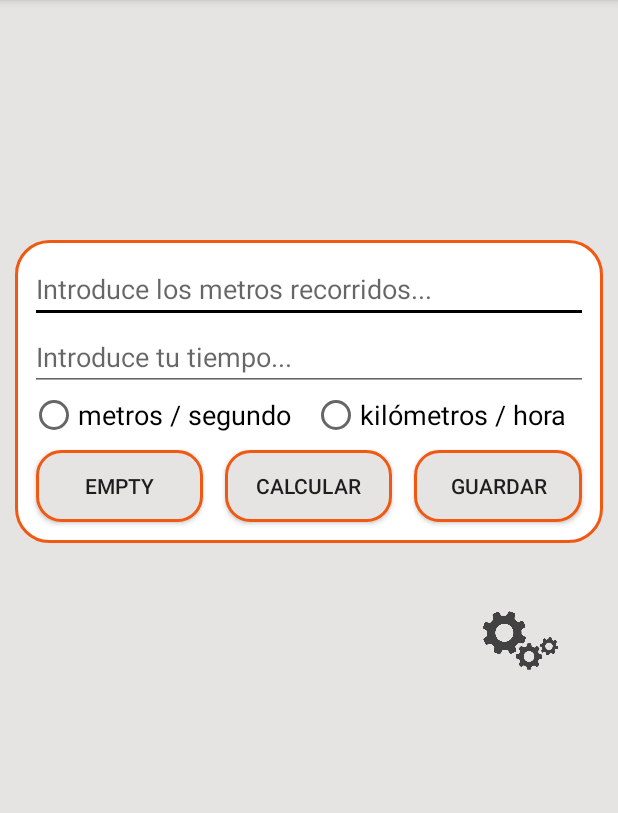
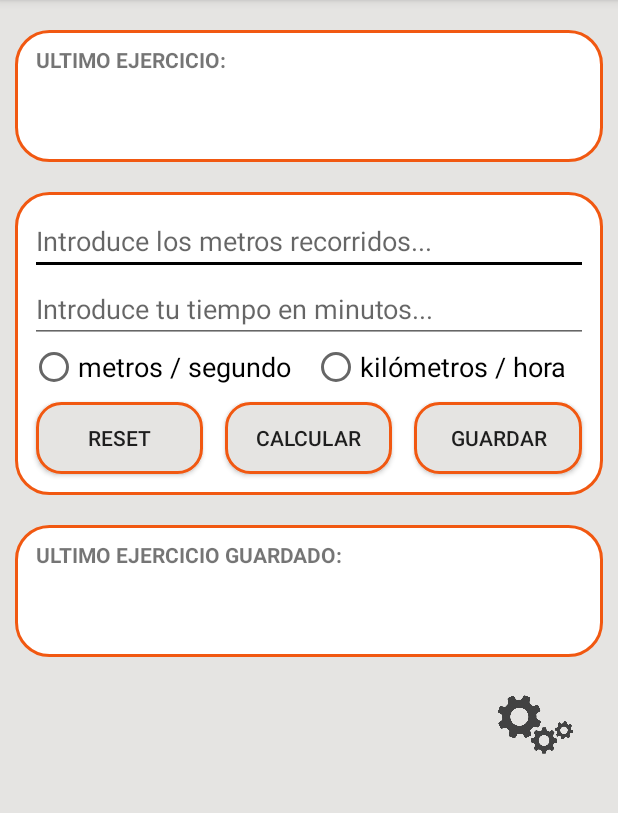
Before and after one commit to dam1718on/ByeKiloh, an Android app: the screen it shows after launch (MainActivity), on a phone screen of 412 x 824 dp, the part 84-897 px from its top. Run offline under Robolectric (Android 15) with nearby library versions, the phone set to English and light mode, and no system bars.

Commit message:
6Kommit. Mejora gráfica e implementacion botón reset con listener.

```diff
--- a/app/src/main/java/com/example/byekiloh/MainActivity.java
+++ b/app/src/main/java/com/example/byekiloh/MainActivity.java
@@ -11,6 +11,7 @@ import android.view.View;
 import android.widget.Button;
 import android.widget.EditText;
 import android.widget.RadioButton;
+import android.widget.RadioGroup;
 import android.widget.TextView;
 import android.widget.Toast;
 
@@ -18,10 +19,11 @@ public class MainActivity extends AppCompatActivity {
 
     private TextView tvEjercicio, tvEjercicioGuardado;
     private EditText etTiempo, etDistancia;
+    private RadioGroup radGroup;
     private RadioButton radMS, radKMH;
     //no se usa boolean porque necesito 3 estados (no checked)
     private int velocidad=0;
-    private Button btnGuardar;
+    private Button btnReset, btnGuardar;
 
     @Override
     protected void onCreate(Bundle savedInstanceState) {
@@ -32,9 +34,29 @@ public class MainActivity extends AppCompatActivity {
         tvEjercicioGuardado=findViewById(R.id.tvEjercicioGuardado);
         etTiempo=findViewById(R.id.etTiempo);
         etDistancia=findViewById(R.id.etDistancia);
+
+        radGroup=findViewById(R.id.radGroup);
         radMS=findViewById(R.id.radMS);
         radKMH=findViewById(R.id.radKMH);
+
+        btnReset=findViewById(R.id.btnReset);
         btnGuardar=findViewById(R.id.btnGuardar);
+
+        btnReset.setOnClickListener(new View.OnClickListener() {
+            @Override
+            public void onClick(View v) {
+
+                etDistancia.setText("");
+                etTiempo.setText("");
+
+                radGroup.clearCheck();
+                radGroup.setOnCheckedChangeListener(null);
+
+                tvEjercicio.setText("");
+                tvEjercicioGuardado.setText("");
+
+            }
+        });
 
         btnGuardar.setOnClickListener(new View.OnClickListener() {
             @Override
@@ -60,17 +82,20 @@ public class MainActivity extends AppCompatActivity {
                     tvEjercicioGuardado.setText("Has recorrido "+ejercicio.getDistancia()+" metros en "+ejercicio.getTiempo()+
                             " minutos haciendo una velocidad"+" media de "+String.format("%.2f", kmh)+" km/h");
                 }
+
                 mensaje(kmh);
+
             }
         });
+
     }
 
-
-    //Metodo asociado a boton con su mismo nombre para calcular los datos y visualizarlos
+    //Método asociado a boton con su mismo nombre para calcular los datos y visualizarlos
     public void calcular(View view){
 
         int distancia = Integer.parseInt(etDistancia.getText().toString());
         int tiempo = Integer.parseInt(etTiempo.getText().toString());
+
         float ms = (float) distancia/(tiempo*60);
         float kmh = ms*36/10;
 
@@ -84,7 +109,9 @@ public class MainActivity extends AppCompatActivity {
             tvEjercicio.setText("Has recorrido "+distancia+" metros en "+tiempo+" minutos haciendo una velocidad" +
                     " media de "+String.format("%.2f", kmh)+" km/h");
         }
+
         mensaje(kmh);
+
     }
 
     //Sin implementar aun
@@ -94,9 +121,10 @@ public class MainActivity extends AppCompatActivity {
                 "Settings!!!", Toast.LENGTH_SHORT);
         toast.setGravity(Gravity.BOTTOM|Gravity.CENTER, 0, 14);
         toast.show();
+
     }
 
-    //Método para visualizar mensajes segun velocidad
+    //Método para visualizar mensajes según velocidad
     public void mensaje(Float kmh){
 
         if (kmh == 0){
@@ -120,9 +148,10 @@ public class MainActivity extends AppCompatActivity {
             toast3.setGravity(Gravity.BOTTOM | Gravity.CENTER, 0, 14);
             toast3.show();
         }
+
     }
 
-    //Método del RadioGrouponClick
+    //Método del RadioGroupOnClick
     public void onRadioButtonClicked(View view) {
 
         boolean checked = ((RadioButton) view).isChecked();
@@ -137,6 +166,7 @@ public class MainActivity extends AppCompatActivity {
                 velocidad=2;
                 break;
         }
+
     }
 
 }
--- a/app/src/main/res/layout/activity_main.xml
+++ b/app/src/main/res/layout/activity_main.xml
@@ -9,24 +9,42 @@
     tools:context=".MainActivity"
     android:background="@color/platino">
 
-    <TextView
-        android:id="@+id/tvEjercicio"
-        android:layout_width="wrap_content"
-        android:layout_height="100dp"
-        android:layout_gravity="right"
-        android:layout_marginTop="50dp"
-        android:layout_marginLeft="22dp"
-        android:layout_marginRight="22dp"
-        android:textColor="@color/naranja"
-        android:textSize="17.5dp"
-        android:textAlignment="textEnd"
-        tools:ignore="RtlCompat"/>
+    <LinearLayout
+        android:layout_width="match_parent"
+        android:layout_height="88dp"
+        android:orientation="vertical"
+        android:layout_marginTop="20dp"
+        android:layout_marginLeft="10dp"
+        android:layout_marginRight="10dp"
+        android:background="@drawable/rounded_box_linear">
+
+        <TextView
+            android:layout_width="wrap_content"
+            android:layout_height="wrap_content"
+            android:layout_marginTop="10dp"
+            android:layout_marginLeft="14dp"
+            android:textStyle="bold"
+            android:text="ULTIMO EJERCICIO:"/>
+
+        <TextView
+            android:id="@+id/tvEjercicio"
+            android:layout_width="wrap_content"
+            android:layout_height="wrap_content"
+            android:layout_marginTop="4dp"
+            android:layout_marginLeft="14dp"
+            android:layout_marginRight="14dp"
+            android:layout_marginBottom="14dp"
+            android:textColor="@color/naranja"
+            android:textSize="17.5dp"
+            android:textAlignment="center"/>
+
+    </LinearLayout>
 
     <LinearLayout
         android:layout_width="match_parent"
         android:layout_height="wrap_content"
         android:orientation="vertical"
-        android:layout_marginTop="10dp"
+        android:layout_marginTop="20dp"
         android:layout_marginLeft="10dp"
         android:layout_marginRight="10dp"
         android:background="@drawable/rounded_box_linear">
@@ -49,9 +67,10 @@
             android:layout_marginLeft="10dp"
             android:layout_marginRight="10dp"
             android:textColor="@color/naranja"
-            android:hint="Introduce tu tiempo..."/>
+            android:hint="Introduce tu tiempo en minutos..."/>
 
         <RadioGroup
+            android:id="@+id/radGroup"
             xmlns:android="http://schemas.android.com/apk/res/android"
             android:layout_width="match_parent"
             android:layout_height="match_parent"
@@ -86,7 +105,7 @@
             android:orientation="horizontal">
 
             <Button
-                android:id="@+id/btnVer"
+                android:id="@+id/btnReset"
                 android:layout_width="wrap_content"
                 android:layout_height="wrap_content"
                 android:layout_weight="1"
@@ -95,7 +114,7 @@
                 android:layout_marginLeft="14dp"
                 android:layout_marginRight="7dp"
                 android:background="@drawable/rounded_box_button"
-                android:text="empty"/>
+                android:text="RESET"/>
 
             <Button
                 android:id="@+id/btnCalcular"
@@ -126,27 +145,45 @@
 
     </LinearLayout>
 
+    <LinearLayout
+        android:layout_width="match_parent"
+        android:layout_height="88dp"
+        android:orientation="vertical"
+        android:layout_marginTop="20dp"
+        android:layout_marginLeft="10dp"
+        android:layout_marginRight="10dp"
+        android:background="@drawable/rounded_box_linear">
+
+        <TextView
+            android:layout_width="wrap_content"
+            android:layout_height="wrap_content"
+            android:layout_marginTop="10dp"
+            android:layout_marginLeft="14dp"
+            android:textStyle="bold"
+            android:text="ULTIMO EJERCICIO GUARDADO:"/>
+
+        <TextView
+            android:id="@+id/tvEjercicioGuardado"
+            android:layout_width="wrap_content"
+            android:layout_height="wrap_content"
+            android:layout_marginTop="4dp"
+            android:layout_marginLeft="14dp"
+            android:layout_marginRight="14dp"
+            android:layout_marginBottom="14dp"
+            android:textColor="@color/naranja"
+            android:textSize="17.5dp"
+            android:textAlignment="center"/>
+
+    </LinearLayout>
+
     <ImageView
         android:id="@+id/imgEngranaje"
         android:layout_width="50dp"
         android:layout_height="50dp"
-        android:layout_marginTop="40dp"
-        android:layout_marginRight="40dp"
+        android:layout_marginTop="20dp"
+        android:layout_marginRight="30dp"
         android:layout_gravity="end"
         android:background="@drawable/engranajes"
         android:onClick="settings"/>
 
-    <TextView
-        android:id="@+id/tvEjercicioGuardado"
-        android:layout_width="wrap_content"
-        android:layout_height="100dp"
-        android:layout_gravity="right"
-        android:layout_marginTop="50dp"
-        android:layout_marginLeft="22dp"
-        android:layout_marginRight="22dp"
-        android:textColor="@color/naranja"
-        android:textSize="17.5dp"
-        android:textAlignment="textEnd"
-        tools:ignore="RtlCompat"/>
-
 </LinearLayout>
```
Also changed, not shown: 1 other file.
